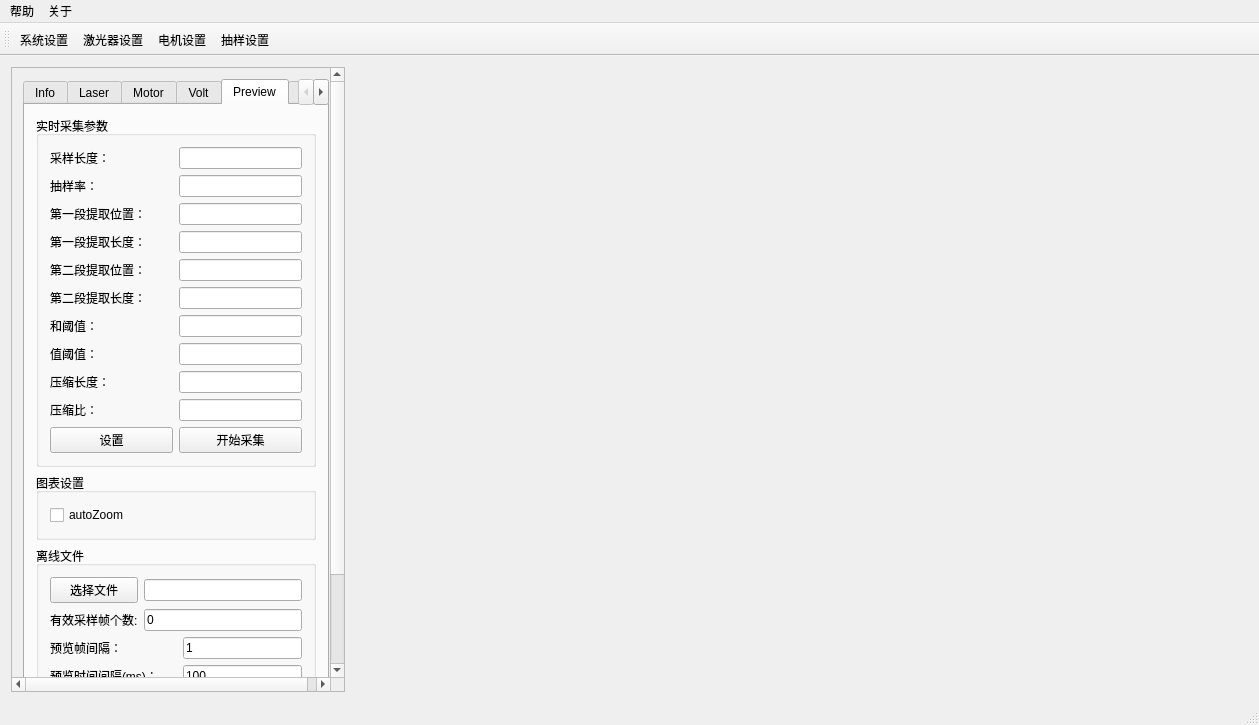
Before: the Qt Designer form ui/mainwindow.ui in kdurant/qt_study, drawn with Qt 5.
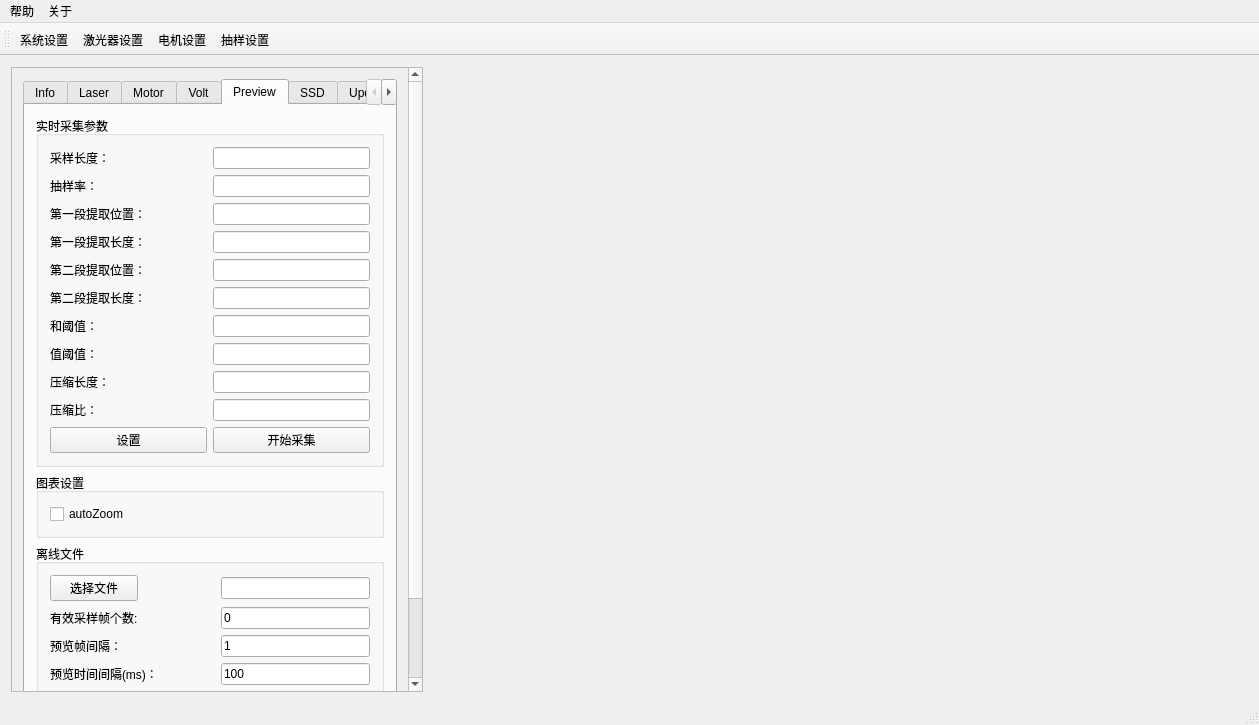
After: the same form once the commit is applied. The open tabs and pages were chosen to show the change. Custom widgets are drawn as their Qt base class.

Diff of the .ui file:
```diff
--- a/ui/mainwindow.ui
+++ b/ui/mainwindow.ui
@@ -14,7 +14,7 @@
    <string>MainWindow</string>
   </property>
   <widget class="QWidget" name="centralWidget">
-   <layout class="QHBoxLayout" name="horizontalLayout_9" stretch="0,2">
+   <layout class="QHBoxLayout" name="horizontalLayout_9" stretch="1,2">
     <item>
      <widget class="QScrollArea" name="scrollArea">
       <property name="sizePolicy">
@@ -23,6 +23,12 @@
         <verstretch>0</verstretch>
        </sizepolicy>
       </property>
+      <property name="minimumSize">
+       <size>
+        <width>412</width>
+        <height>0</height>
+       </size>
+      </property>
       <property name="widgetResizable">
        <bool>true</bool>
       </property>
@@ -31,8 +37,8 @@
         <rect>
          <x>0</x>
          <y>0</y>
-         <width>367</width>
-         <height>770</height>
+         <width>410</width>
+         <height>638</height>
         </rect>
        </property>
        <layout class="QVBoxLayout" name="verticalLayout_2">
@@ -833,18 +839,14 @@
                <string>离线文件</string>
               </property>
               <layout class="QGridLayout" name="gridLayout_3">
-               <item row="3" column="1" colspan="3">
-                <widget class="QLineEdit" name="lineEdit_validFrameNum">
-                 <property name="text">
-                  <string>0</string>
-                 </property>
-                 <property name="readOnly">
-                  <bool>true</bool>
-                 </property>
-                </widget>
-               </item>
                <item row="4" column="2" colspan="2">
                 <widget class="QLineEdit" name="lineEdit_previewFrameInterval">
+                 <property name="sizePolicy">
+                  <sizepolicy hsizetype="Preferred" vsizetype="Fixed">
+                   <horstretch>0</horstretch>
+                   <verstretch>0</verstretch>
+                  </sizepolicy>
+                 </property>
                  <property name="text">
                   <string>1</string>
                  </property>
@@ -853,20 +855,6 @@
                  </property>
                 </widget>
                </item>
-               <item row="2" column="1" colspan="3">
-                <widget class="QLineEdit" name="lineEdit_selectShowFile">
-                 <property name="readOnly">
-                  <bool>true</bool>
-                 </property>
-                </widget>
-               </item>
-               <item row="6" column="3">
-                <widget class="QPushButton" name="btn_stopShowWave">
-                 <property name="text">
-                  <string>停止</string>
-                 </property>
-                </widget>
-               </item>
                <item row="4" column="0">
                 <widget class="QLabel" name="label_6">
                  <property name="text">
@@ -927,14 +915,88 @@
                </item>
                <item row="5" column="2" colspan="2">
                 <widget class="QLineEdit" name="lineEdit_previewTimeInterval">
+                 <property name="sizePolicy">
+                  <sizepolicy hsizetype="Preferred" vsizetype="Fixed">
+                   <horstretch>0</horstretch>
+                   <verstretch>0</verstretch>
+                  </sizepolicy>
+                 </property>
                  <property name="text">
                   <string>100</string>
                  </property>
                 </widget>
                </item>
+               <item row="2" column="2" colspan="2">
+                <widget class="QLineEdit" name="lineEdit_selectShowFile">
+                 <property name="sizePolicy">
+                  <sizepolicy hsizetype="Preferred" vsizetype="Fixed">
+                   <horstretch>0</horstretch>
+                   <verstretch>0</verstretch>
+                  </sizepolicy>
+                 </property>
+                 <property name="readOnly">
+                  <bool>true</bool>
+                 </property>
+                </widget>
+               </item>
+               <item row="3" column="2" colspan="2">
+                <widget class="QLineEdit" name="lineEdit_validFrameNum">
+                 <property name="sizePolicy">
+                  <sizepolicy hsizetype="Preferred" vsizetype="Fixed">
+                   <horstretch>0</horstretch>
+                   <verstretch>0</verstretch>
+                  </sizepolicy>
+                 </property>
+                 <property name="text">
+                  <string>0</string>
+                 </property>
+                 <property name="readOnly">
+                  <bool>true</bool>
+                 </property>
+                </widget>
+               </item>
+               <item row="6" column="0" colspan="2">
+                <widget class="QPushButton" name="bt_showWave">
+                 <property name="sizePolicy">
+                  <sizepolicy hsizetype="Preferred" vsizetype="Fixed">
+                   <horstretch>0</horstretch>
+                   <verstretch>0</verstretch>
+                  </sizepolicy>
+                 </property>
+                 <property name="text">
+                  <string>开始</string>
+                 </property>
+                </widget>
+               </item>
+               <item row="6" column="2" colspan="2">
+                <widget class="QPushButton" name="btn_stopShowWave">
+                 <property name="sizePolicy">
+                  <sizepolicy hsizetype="Preferred" vsizetype="Fixed">
+                   <horstretch>0</horstretch>
+                   <verstretch>0</verstretch>
+                  </sizepolicy>
+                 </property>
+                 <property name="text">
+                  <string>停止</string>
+                 </property>
+                </widget>
+               </item>
               </layout>
              </widget>
             </item>
+            <item>
+             <spacer name="verticalSpacer_3">
+              <property name="orientation">
+               <enum>Qt::Vertical</enum>
+              </property>
+              <property name="sizeHint" stdset="0">
+               <size>
+                <width>20</width>
+                <height>40</height>
+               </size>
+              </property>
+             </spacer>
+            </item>
            </layout>
           </widget>
           <widget class="QWidget" name="tab_3">
```
Left out of the diff: 11 changed lines with no effect on the pictures.
